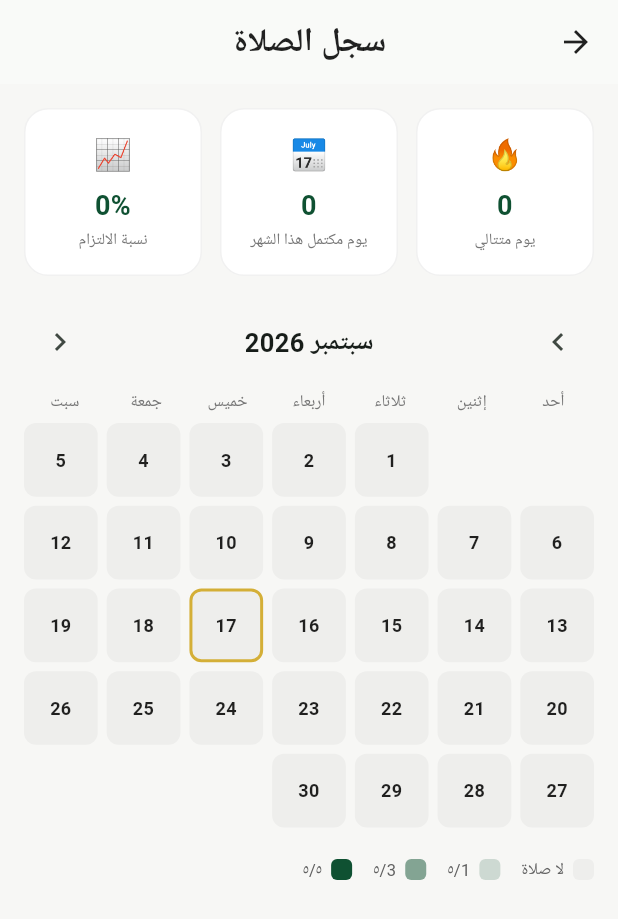
After one commit to mahmoudkhalifakh91-arch/salii, a Flutter app: the PrayerScreen screen opened directly, after a tap on the "calendar month" icon, on a phone screen of 412 x 824 dp. The commit adds this screen. Shown: the top 919 px of the screen. Run offline on Flutter 3.47's test engine with Material 3 defaults, Android fonts, the phone set to English and light mode, and no system bars; our stand-ins replace adhan, audioplayers, flutter_compass, flutter_local_notifications, flutter_timezone, geolocator and 2 more; missing offline and left inert: quran; accounts and stored records are empty.

Commit message:
Add files via upload

```diff
--- /dev/null
+++ b/lib/screens/prayer_log_screen.dart
@@ -0,0 +1,246 @@
+import 'package:flutter/material.dart';
+import '../services/settings_service.dart';
+
+const _kGreen = Color(0xFF0F5132);
+
+/// شاشة "سجل الصلاة": تقويم شهري يوضح كل يوم كام صلاة من الخمسة اتصلّت
+/// فيه، بالإضافة لملخّص الشهر والسلسلة المتتالية الحالية.
+class PrayerLogScreen extends StatefulWidget {
+  const PrayerLogScreen({super.key});
+
+  @override
+  State<PrayerLogScreen> createState() => _PrayerLogScreenState();
+}
+
+class _PrayerLogScreenState extends State<PrayerLogScreen> {
+  DateTime _month = DateTime(DateTime.now().year, DateTime.now().month, 1);
+  Map<int, int> _summary = {};
+  int _streak = 0;
+  bool _loading = true;
+
+  static const _weekDays = ['أحد', 'إثنين', 'ثلاثاء', 'أربعاء', 'خميس', 'جمعة', 'سبت'];
+  static const _monthNames = [
+    'يناير', 'فبراير', 'مارس', 'أبريل', 'مايو', 'يونيو',
+    'يوليو', 'أغسطس', 'سبتمبر', 'أكتوبر', 'نوفمبر', 'ديسمبر',
+  ];
+
+  @override
+  void initState() {
+    super.initState();
+    _load();
+  }
+
+  Future<void> _load() async {
+    setState(() => _loading = true);
+    final summary = await SettingsService.instance.getMonthlySummary(_month);
+    final streak = await SettingsService.instance.getPrayerStreak();
+    if (!mounted) return;
+    setState(() {
+      _summary = summary;
+      _streak = streak;
+      _loading = false;
+    });
+  }
+
+  void _changeMonth(int delta) {
+    setState(() => _month = DateTime(_month.year, _month.month + delta, 1));
+    _load();
+  }
+
+  Color _colorFor(int done) {
+    switch (done) {
+      case 5:
+        return _kGreen;
+      case 4:
+        return _kGreen.withOpacity(0.7);
+      case 3:
+        return _kGreen.withOpacity(0.5);
+      case 2:
+        return _kGreen.withOpacity(0.32);
+      case 1:
+        return _kGreen.withOpacity(0.18);
+      default:
+        return Colors.grey.withOpacity(0.1);
+    }
+  }
+
+  @override
+  Widget build(BuildContext context) {
+    final now = DateTime.now();
+    final isCurrentMonth = _month.year == now.year && _month.month == now.month;
+    final daysInMonth = DateTime(_month.year, _month.month + 1, 0).day;
+    // 0 = Sunday بما يناسب ترتيب أعمدة الأسبوع العربي فوق
+    final firstWeekday = DateTime(_month.year, _month.month, 1).weekday % 7;
+
+    final fullDays = _summary.values.where((v) => v == 5).length;
+    final daysCounted = isCurrentMonth ? now.day : daysInMonth;
+    final totalDone = _summary.entries
+        .where((e) => e.key <= daysCounted)
+        .fold<int>(0, (sum, e) => sum + e.value);
+    final commitmentPct =
+        daysCounted == 0 ? 0 : ((totalDone / (daysCounted * 5)) * 100).round();
+
+    return Scaffold(
+      backgroundColor: const Color(0xFFF7F7F5),
+      appBar: AppBar(
+        title: const Text('سجل الصلاة', style: TextStyle(fontWeight: FontWeight.bold)),
+        centerTitle: true,
+      ),
+      body: _loading
+          ? const Center(child: CircularProgressIndicator())
+          : ListView(
+              padding: const EdgeInsets.all(16),
+              children: [
+                // ملخّص علوي: السلسلة الحالية + نسبة الالتزام هذا الشهر
+                Row(
+                  children: [
+                    Expanded(
+                      child: _StatCard(
+                        icon: '🔥',
+                        value: '$_streak',
+                        label: 'يوم متتالي',
+                      ),
+                    ),
+                    const SizedBox(width: 12),
+                    Expanded(
+                      child: _StatCard(
+                        icon: '📅',
+                        value: '$fullDays',
+                        label: 'يوم مكتمل هذا الشهر',
+                      ),
+                    ),
+                    const SizedBox(width: 12),
+                    Expanded(
+                      child: _StatCard(
+                        icon: '📈',
+                        value: '$commitmentPct%',
+                        label: 'نسبة الالتزام',
+                      ),
+                    ),
+                  ],
+                ),
+                const SizedBox(height: 20),
+
+                // شريط التنقل بين الشهور
+                Row(
+                  mainAxisAlignment: MainAxisAlignment.spaceBetween,
+                  children: [
+                    IconButton(
+                      icon: const Icon(Icons.chevron_right),
+                      onPressed: () => _changeMonth(1),
+                    ),
+                    Text(
+                      '${_monthNames[_month.month - 1]} ${_month.year}',
+                      style: const TextStyle(fontSize: 17, fontWeight: FontWeight.bold),
+                    ),
+                    IconButton(
+                      icon: const Icon(Icons.chevron_left),
+                      onPressed: () => _changeMonth(-1),
+                    ),
+                  ],
+                ),
+                const SizedBox(height: 8),
+
+                // رؤوس أيام الأسبوع
+                Row(
+                  children: _weekDays
+                      .map((d) => Expanded(
+                            child: Center(
+                              child: Text(d, style: TextStyle(fontSize: 11, color: Colors.grey.shade600)),
+                            ),
+                          ))
+                      .toList(),
+                ),
+                const SizedBox(height: 6),
+
+                // شبكة التقويم
+                GridView.builder(
+                  shrinkWrap: true,
+                  physics: const NeverScrollableScrollPhysics(),
+                  gridDelegate: const SliverGridDelegateWithFixedCrossAxisCount(
+                    crossAxisCount: 7,
+                    mainAxisSpacing: 6,
+                    crossAxisSpacing: 6,
+                  ),
+                  itemCount: firstWeekday + daysInMonth,
+                  itemBuilder: (context, index) {
+                    if (index < firstWeekday) return const SizedBox.shrink();
+                    final day = index - firstWeekday + 1;
+                    final done = _summary[day] ?? 0;
+                    final isToday = isCurrentMonth && day == now.day;
+                    return Container(
+                      decoration: BoxDecoration(
+                        color: _colorFor(done),
+                        borderRadius: BorderRadius.circular(8),
+                        border: isToday ? Border.all(color: const Color(0xFFD4AF37), width: 2) : null,
+                      ),
+                      alignment: Alignment.center,
+                      child: Text(
+                        '$day',
+                        style: TextStyle(
+                          fontSize: 12,
+                          fontWeight: FontWeight.w600,
+                          color: done >= 3 ? Colors.white : Colors.black87,
+                        ),
+                      ),
+                    );
+                  },
+                ),
+                const SizedBox(height: 20),
+
+                // مفتاح الألوان
+                Wrap(
+                  spacing: 14,
+                  runSpacing: 8,
+                  children: [0, 1, 3, 5].map((n) {
+                    return Row(
+                      mainAxisSize: MainAxisSize.min,
+                      children: [
+                        Container(
+                          width: 14,
+                          height: 14,
+                          decoration: BoxDecoration(color: _colorFor(n), borderRadius: BorderRadius.circular(4)),
+                        ),
+                        const SizedBox(width: 6),
+                        Text(
+                          n == 0 ? 'لا صلاة' : n == 5 ? '٥/٥' : '$n/٥',
+                          style: TextStyle(fontSize: 11, color: Colors.grey.shade700),
+                        ),
+                      ],
+                    );
+                  }).toList(),
+                ),
+              ],
+            ),
+    );
+  }
+}
+
+class _StatCard extends StatelessWidget {
+  final String icon;
+  final String value;
+  final String label;
+
+  const _StatCard({required this.icon, required this.value, required this.label});
+
+  @override
+  Widget build(BuildContext context) {
+    return Container(
+      padding: const EdgeInsets.symmetric(vertical: 16, horizontal: 8),
+      decoration: BoxDecoration(
+        color: Colors.white,
+        borderRadius: BorderRadius.circular(16),
+        border: Border.all(color: Colors.grey.withOpacity(0.15)),
+      ),
+      child: Column(
+        children: [
+          Text(icon, style: const TextStyle(fontSize: 20)),
+          const SizedBox(height: 6),
+          Text(value, style: const TextStyle(fontSize: 18, fontWeight: FontWeight.bold, color: _kGreen)),
+          const SizedBox(height: 2),
+          Text(label, textAlign: TextAlign.center, style: TextStyle(fontSize: 10.5, color: Colors.grey.shade600)),
+        ],
+      ),
+    );
+  }
+}
--- a/lib/screens/prayer_screen.dart
+++ b/lib/screens/prayer_screen.dart
@@ -7,6 +7,7 @@ import '../services/settings_service.dart';
 import '../services/notification_service.dart';
 import '../services/app_block_service.dart';
 import '../models/prayer_model.dart';
+import 'prayer_log_screen.dart';
 
 class PrayerScreen extends StatefulWidget {
   const PrayerScreen({super.key});
@@ -66,6 +67,22 @@ class _PrayerScreenState extends State<PrayerScreen> {
       _loading = false;
     });
     _updateCountdown();
+
+    // نحدّث ودجت الشاشة الرئيسية بمواقيت اليوم + فجر بكرة (عشان يفضل
+    // معاه صلاة يعرضها كـ"القادمة" حتى بعد ما العشاء يفوت).
+    final tomorrowFajrList = PrayerService.calculateTodayPrayers(
+      latitude: location.latitude,
+      longitude: location.longitude,
+      methodKey: calcMethod,
+      forDate: DateTime.now().add(const Duration(days: 1)),
+    );
+    final tomorrowFajr = tomorrowFajrList.firstWhere((p) => p.id == 'fajr');
+    await AppBlockService.instance.updateWidgetData([
+      ...prayers
+          .where((p) => p.id != 'sunrise')
+          .map((p) => (id: p.id, nameAr: p.nameAr, time: p.time)),
+      (id: 'fajr_tomorrow', nameAr: tomorrowFajr.nameAr, time: tomorrowFajr.time),
+    ]);
 
     if (notificationsEnabled) {
       // لو الصلاة القادمة "isNext" رجعت null (يعني كل صلوات اليوم فاتت)،
@@ -160,6 +177,16 @@ class _PrayerScreenState extends State<PrayerScreen> {
       appBar: AppBar(
         title: const Text('مواقيت الصلاة', style: TextStyle(fontWeight: FontWeight.bold)),
         centerTitle: true,
+        actions: [
+          IconButton(
+            icon: const Icon(Icons.calendar_month_outlined),
+            tooltip: 'سجل الصلاة',
+            onPressed: () => Navigator.push(
+              context,
+              MaterialPageRoute(builder: (_) => const PrayerLogScreen()),
+            ),
+          ),
+        ],
       ),
       body: RefreshIndicator(
         onRefresh: _loadPrayers,
@@ -286,7 +313,13 @@ class _PrayerScreenState extends State<PrayerScreen> {
             const SizedBox(height: 24),
 
             if (_streak > 0)
-              Container(
+              InkWell(
+                onTap: () => Navigator.push(
+                  context,
+                  MaterialPageRoute(builder: (_) => const PrayerLogScreen()),
+                ),
+                borderRadius: BorderRadius.circular(14),
+                child: Container(
                 margin: const EdgeInsets.only(bottom: 16),
                 padding: const EdgeInsets.symmetric(horizontal: 16, vertical: 10),
                 decoration: BoxDecoration(
@@ -305,6 +338,7 @@ class _PrayerScreenState extends State<PrayerScreen> {
                   ],
                 ),
               ),
+            ),
 
             const Text(
               'صلوات اليوم',
--- a/lib/services/app_block_service.dart
+++ b/lib/services/app_block_service.dart
@@ -63,6 +63,21 @@ class AppBlockService {
   Future<void> clearConfirmedPrayerLog() async {
     try {
       await _channel.invokeMethod('clearConfirmedPrayerLog');
+    } catch (_) {}
+  }
+
+  /// يحدّث بيانات ودجت "الصلاة القادمة" على الشاشة الرئيسية بمواقيت
+  /// اليوم (+ فجر بكرة عشان الودجت يفضل معاه صلاة يعرضها بعد العشاء).
+  Future<void> updateWidgetData(
+      List<({String id, String nameAr, DateTime time})> prayers) async {
+    try {
+      await _channel.invokeMethod('updateWidgetData', prayers
+          .map((p) => {
+                'id': p.id,
+                'nameAr': p.nameAr,
+                'epochMillis': p.time.millisecondsSinceEpoch,
+              })
+          .toList());
     } catch (_) {}
   }
 
--- a/lib/services/settings_service.dart
+++ b/lib/services/settings_service.dart
@@ -218,7 +218,25 @@ class SettingsService {
     return log.where((e) => e.startsWith(prefix)).map((e) => e.split('|')[1]).toSet();
   }
 
-  /// عدد الأيام المتتالية (بما فيها اليوم أو آخر يوم فيه تسجيل) اللي
+  /// عدد الصلوات المؤدّاة في كل يوم من شهر معيّن، كـ Map من رقم اليوم
+       /// إلى عدد الصلوات (0-5)، لعرضها في تقويم شهري بدون قراءة منفصلة لكل يوم.
+  Future<Map<int, int>> getMonthlySummary(DateTime monthDate) async {
+    final log = await _getPrayerLogRaw();
+    final prefix =
+        '${monthDate.year}-${monthDate.month.toString().padLeft(2, '0')}-';
+    final result = <int, int>{};
+    for (final entry in log) {
+      if (!entry.startsWith(prefix)) continue;
+      final parts = entry.split('|');
+      if (parts.length != 2) continue;
+      final dayStr = parts[0].substring(prefix.length);
+      final day = int.tryParse(dayStr);
+      if (day == null) continue;
+      result[day] = (result[day] ?? 0) + 1;
+    }
+    return result;
+  }
+
   /// اكتملت فيها الصلوات الخمسة كاملة، بالرجوع للخلف من النهارده.
   Future<int> getPrayerStreak() async {
     var streak = 0;
```
